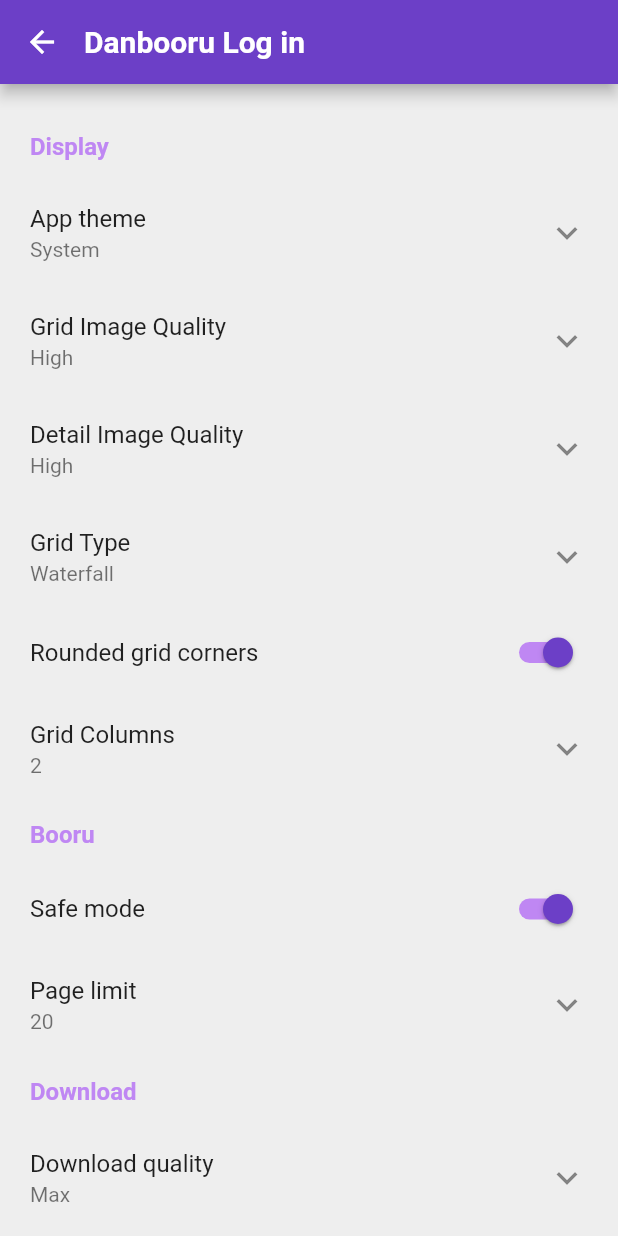
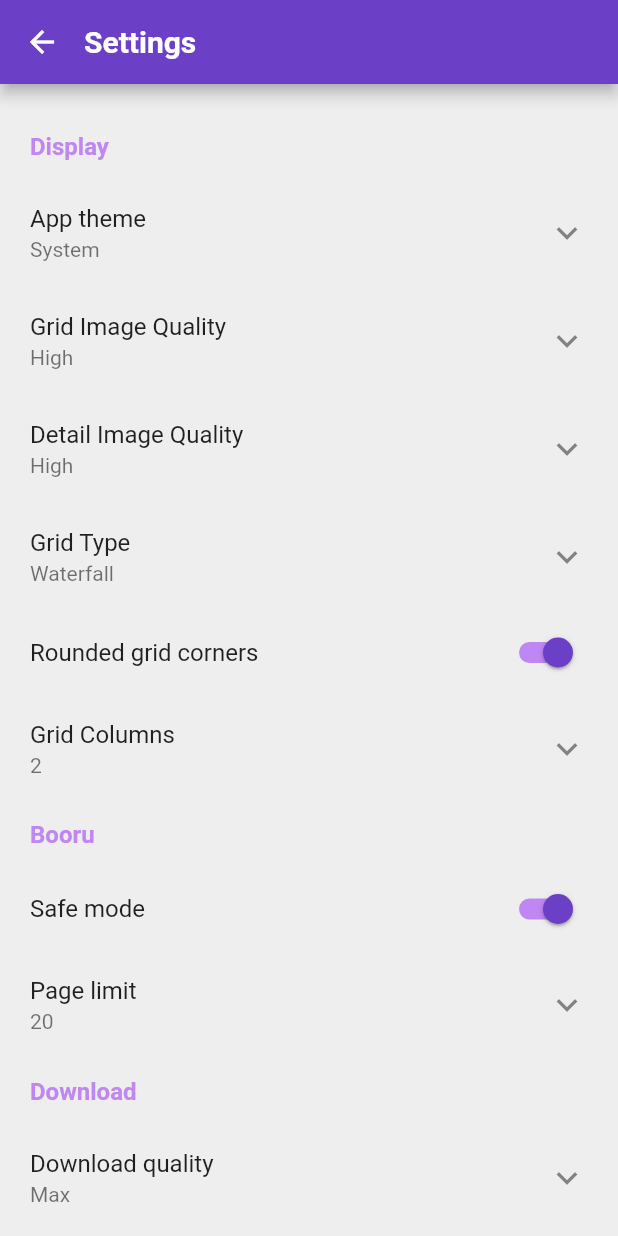
Before and after one commit to Yusuf007R/booru_pocket_flutter, a Flutter app: the SettingsScreen screen opened by its route, on a phone screen of 412 x 824 dp. Run offline on Flutter 3.47's test engine with Material 2 defaults, Android fonts, the phone set to English and light mode, and no system bars; our stand-ins replace auto_route, awesome_notifications, bloc, dio, extended_image, file_picker and 11 more; missing offline and left inert: interactiveviewer_gallery; accounts and stored records are empty; network calls fail.

Commit message:
:ambulance: (settings appbar name changed)

```diff
--- a/lib/screens/settings_screen.dart
+++ b/lib/screens/settings_screen.dart
@@ -17,7 +17,7 @@
 
         return Scaffold(
           appBar: AppBar(
-            title: const Text('Danbooru Log in'),
+            title: const Text('Settings'),
             leading: IconButton(
                 onPressed: () => {
                       AutoRouter.of(context).pop(),
```
